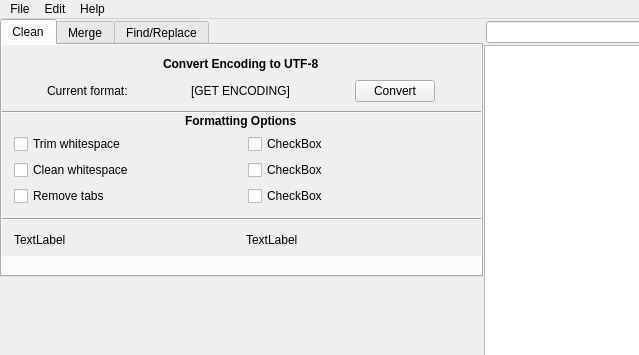
The window that src/views/ui/main_window.ui (L3Digital-Net/TextTools) describes before a commit, drawn with Qt 5; both pictures show x 0 to 639 and y 0 to 355 of the 894 by 830 pixel window.
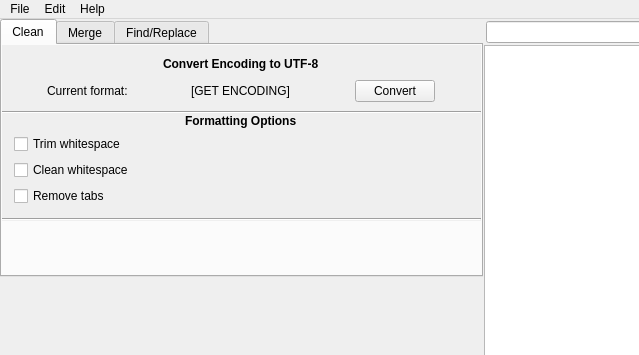
The same window after the commit. The open tabs and pages were chosen to show the change. Icons and pictures are not drawn.

Commit message: fix: remove orphan placeholder widgets; add Merge tab coming-soon label

The edit to the form file:
```diff
--- a/src/views/ui/main_window.ui
+++ b/src/views/ui/main_window.ui
@@ -379,32 +379,6 @@
                              <property name="verticalSpacing">
                               <number>6</number>
                              </property>
-                             <item row="1" column="1">
-                              <widget class="QCheckBox" name="checkBox_4">
-                               <property name="sizePolicy">
-                                <sizepolicy hsizetype="Minimum" vsizetype="Maximum">
-                                 <horstretch>0</horstretch>
-                                 <verstretch>0</verstretch>
-                                </sizepolicy>
-                               </property>
-                               <property name="text">
-                                <string>CheckBox</string>
-                               </property>
-                              </widget>
-                             </item>
-                             <item row="2" column="1">
-                              <widget class="QCheckBox" name="checkBox_6">
-                               <property name="sizePolicy">
-                                <sizepolicy hsizetype="Minimum" vsizetype="Maximum">
-                                 <horstretch>0</horstretch>
-                                 <verstretch>0</verstretch>
-                                </sizepolicy>
-                               </property>
-                               <property name="text">
-                                <string>CheckBox</string>
-                               </property>
-                              </widget>
-                             </item>
                              <item row="2" column="0">
                               <widget class="QCheckBox" name="removeTabsCheckBox">
                                <property name="sizePolicy">
@@ -456,19 +430,6 @@
                                </property>
                               </widget>
                              </item>
-                             <item row="0" column="1">
-                              <widget class="QCheckBox" name="checkBox_2">
-                               <property name="sizePolicy">
-                                <sizepolicy hsizetype="Minimum" vsizetype="Maximum">
-                                 <horstretch>0</horstretch>
-                                 <verstretch>0</verstretch>
-                                </sizepolicy>
-                               </property>
-                               <property name="text">
-                                <string>CheckBox</string>
-                               </property>
-                              </widget>
-                             </item>
                             </layout>
                            </widget>
                           </item>
@@ -485,38 +446,6 @@
                             </property>
                            </widget>
                           </item>
-                          <item>
-                           <widget class="QWidget" name="widget_4" native="true">
-                            <property name="sizePolicy">
-                             <sizepolicy hsizetype="Expanding" vsizetype="Maximum">
-                              <horstretch>0</horstretch>
-                              <verstretch>0</verstretch>
-                             </sizepolicy>
-                            </property>
-                            <layout class="QHBoxLayout" name="horizontalLayout_29">
-                             <property name="leftMargin">
-                              <number>12</number>
-                             </property>
-                             <property name="topMargin">
-                              <number>12</number>
-                             </property>
-                             <item>
-                              <widget class="QLabel" name="label_2">
-                               <property name="text">
-                                <string>TextLabel</string>
-                               </property>
-                              </widget>
-                             </item>
-                             <item>
-                              <widget class="QLabel" name="label">
-                               <property name="text">
-                                <string>TextLabel</string>
-                               </property>
-                              </widget>
-                             </item>
-                            </layout>
-                           </widget>
-                          </item>
                          </layout>
                         </widget>
                        </item>
```
Left out of the diff: 8 changed lines with no effect on the pictures. The commit also changes 1 other file.
